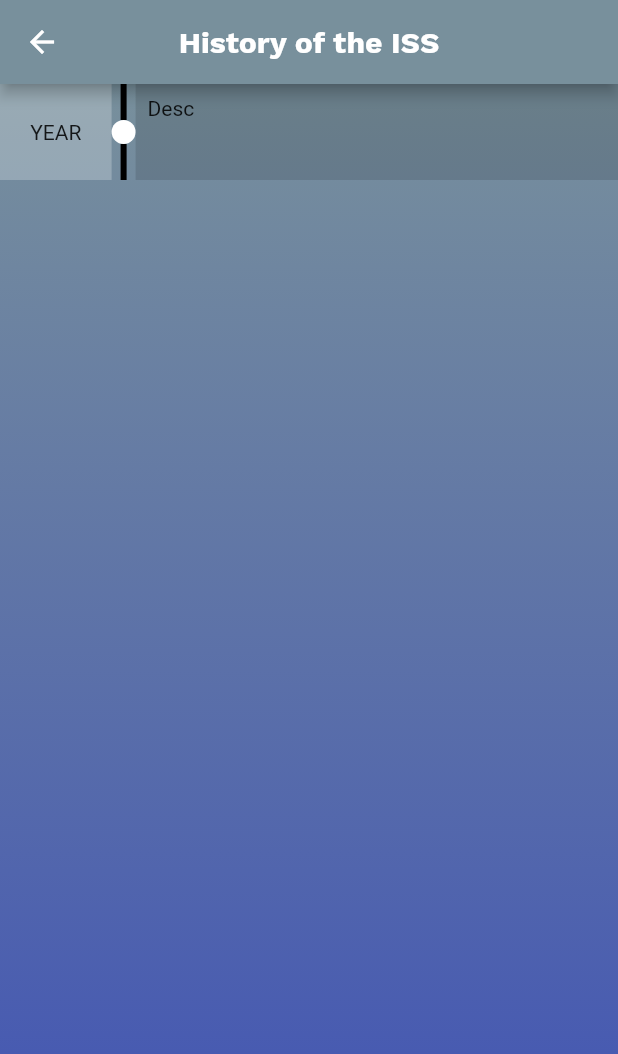
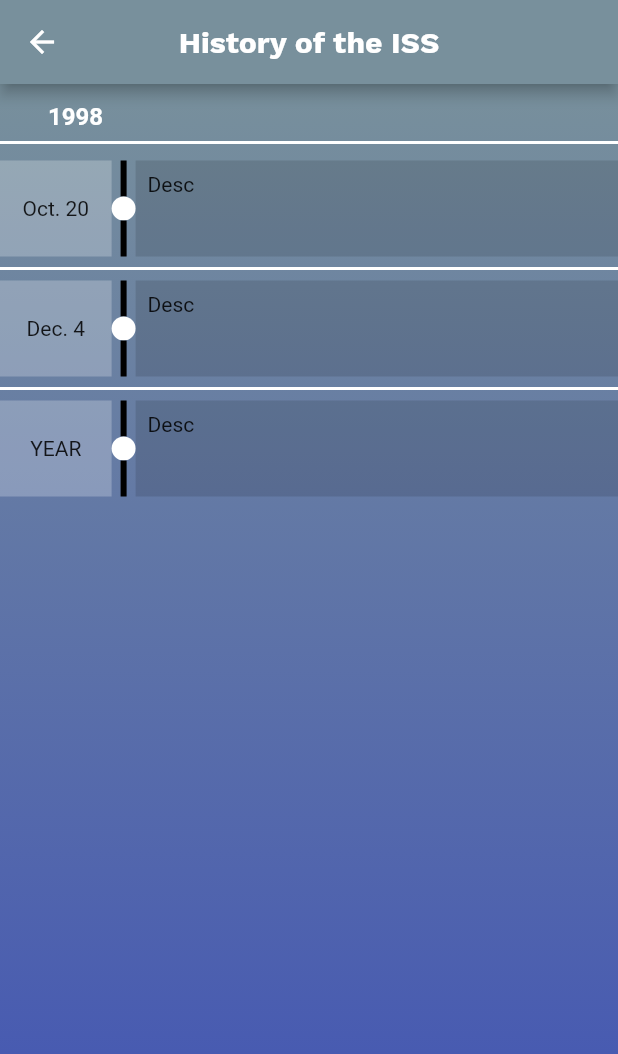
Before and after one commit to jlemanski1/ISS-Tracker, a Flutter app: the ISSHistory screen opened directly, on a phone screen of 412 x 824 dp. Shown: the top 1054 px of the screen. Run offline on Flutter 3.47's test engine with Material 2 defaults, Android fonts, the phone set to English and light mode, and no system bars; drawn by our look-alikes of timeline_tile; our stand-ins replace flutter_svg, google_maps_flutter, location, package_info, settings_ui, webview_flutter and 1 more; missing offline and left inert: flutter_beautiful_popup, store_redirect; network calls fail.

Commit message:
Create Header divider component and refactored it for reuse

```diff
--- a/iss_tracker_v2/lib/views/iss_history.dart
+++ b/iss_tracker_v2/lib/views/iss_history.dart
@@ -33,6 +33,33 @@ TimelineTile historyTile({double lineX, double height, Text leftText, Text right
   );
 }
 
+Padding headerDivider({String header}) {
+  return Padding(
+    padding: EdgeInsets.symmetric(vertical: 4.0),
+    child: Column(
+      crossAxisAlignment: CrossAxisAlignment.start,
+      children: <Widget> [
+        Padding(
+          padding: EdgeInsets.only(top: 8.0, left: 32.0),
+          child: Text(
+            header,
+            style: TextStyle(
+              fontWeight: FontWeight.bold,
+              fontSize: 16.0,
+              color: Colors.white,
+
+            ),
+          ),
+        ),
+        Divider(
+          color: Colors.white,
+          thickness: 2.0,
+        )
+      ]
+    ),
+  );
+}
+
 
 class _ISSHistoryState extends State<ISSHistory> {
   @override
@@ -60,6 +87,31 @@ class _ISSHistoryState extends State<ISSHistory> {
         ),
         child: ListView(
           children: <Widget> [
+            headerDivider(
+              header: '1998'
+            ),
+            historyTile(
+              lineX: 0.2,
+              height: 64,
+              leftText: Text('Oct. 20'),
+              rightText: Text('Desc')
+            ),
+            Divider(
+              height: 16.0,
+              thickness: 2.0,
+              color: Colors.white,
+            ),
+            historyTile(
+              lineX: 0.2,
+              height: 64,
+              leftText: Text('Dec. 4'),
+              rightText: Text('Desc')
+            ),
+            Divider(
+              height: 16.0,
+              thickness: 2.0,
+              color: Colors.white,
+            ),
             historyTile(
               lineX: 0.2,
               height: 64,
```
